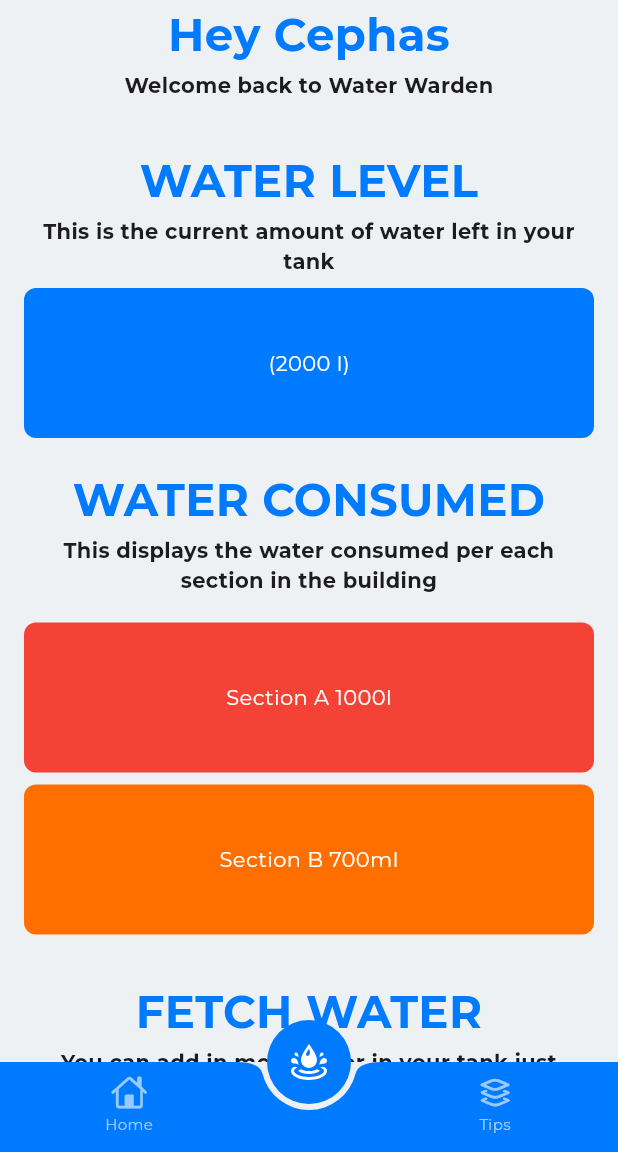
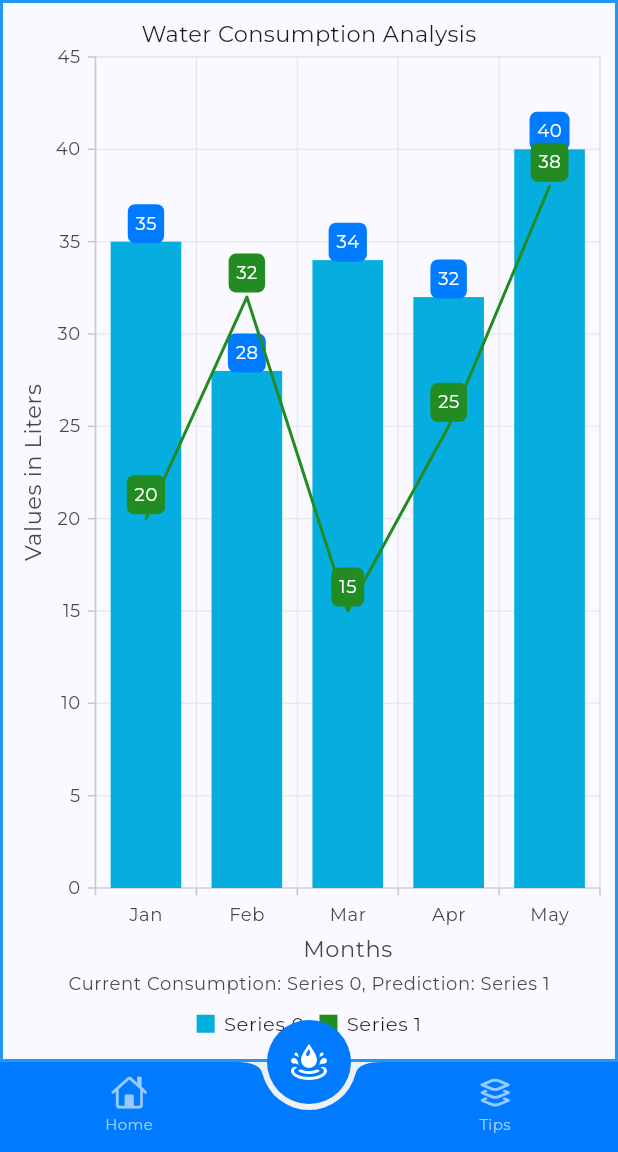
Before and after one commit to capps096github/WCMCS, a Flutter app: the screen it shows after launch, on a phone screen of 412 x 824 dp, the part 84-1236 px from its top. Run offline on Flutter 3.47's test engine with Material 3 defaults, Android fonts, the phone set to English and light mode, and no system bars; our stand-ins replace flutter_riverpod, flutter_svg, gap, go_router, google_fonts, syncfusion_flutter_charts; missing offline and left inert: flextras, restart_app.

Commit message:
chart files added

```diff
--- a/wcmcs_mobile/lib/global/widgets/bold_title.dart
+++ b/wcmcs_mobile/lib/global/widgets/bold_title.dart
@@ -42,7 +42,7 @@ class BoldTitle extends StatelessWidget {
 class BoldTileWithDescription extends StatelessWidget {
   /// [BoldTileWithDescription] constructor
   const BoldTileWithDescription(
-      {required this.boldTitle, required this.description, super.key});
+      {required this.boldTitle, required this.description, super.key,});
 
   /// [BoldTitle] tile
   final BoldTitle boldTitle;
--- /dev/null
+++ b/wcmcs_mobile/lib/screens/charts/chart_data.dart
@@ -0,0 +1,11 @@
+///
+class ChartData {
+///
+  ChartData(this.x, this.y, this.y1);
+  ///
+  final String x;
+  ///
+  final double? y;
+  ///
+  final double? y1;
+}
--- /dev/null
+++ b/wcmcs_mobile/lib/screens/charts/chart_widget.dart
@@ -0,0 +1,56 @@
+// ignore_for_file: public_member_api_docs, duplicate_ignore
+
+import 'package:flutter/material.dart';
+import 'package:syncfusion_flutter_charts/charts.dart';
+
+import '../../global/exporter.dart';
+import 'chart_data.dart';
+
+
+// ignore: public_member_api_docs
+class CustomChart extends StatelessWidget {
+
+  const CustomChart({
+    required this.chartData, super.key,
+    this.titleText = '',
+    this.xAxisTitle = '',
+    this.yAxisTitle = '',
+    this.showLegend = false,
+    this.legendTitle = '',
+  });
+  final List<ChartData> chartData;
+  final String titleText;
+  final String xAxisTitle;
+  final String yAxisTitle;
+  final bool showLegend;
+  final String legendTitle;
+
+  @override
+  Widget build(BuildContext context) {
+    return SfCartesianChart(
+      borderColor: Colors.blue,
+      borderWidth: 2,
+      legend: Legend(isVisible: showLegend, title: LegendTitle(text: legendTitle)),
+      title: ChartTitle(text: titleText),
+      primaryXAxis: CategoryAxis(title: AxisTitle(text: xAxisTitle)),
+      primaryYAxis: NumericAxis(title: AxisTitle(text: yAxisTitle)),
+      // ignore: strict_raw_type
+      series: <CartesianSeries>[
+        ColumnSeries<ChartData, String>(
+          dataSource: chartData,
+          xValueMapper: (ChartData data, _) => data.x,
+          yValueMapper: (ChartData data, _) => data.y,
+          dataLabelSettings: const DataLabelSettings(isVisible: true, color: wcmcsColor),
+        ),
+        LineSeries<ChartData, String>(
+          dataSource: chartData,
+          color: wcmcsGreen,
+          xValueMapper: (ChartData data, _) => data.x,
+          yValueMapper: (ChartData data, _) => data.y1,
+          dataLabelSettings: const DataLabelSettings(isVisible: true, color: wcmcsGreen),
+        ),
+      ],
+    );
+  }
+// ignore: eol_at_end_of_file
+}
--- /dev/null
+++ b/wcmcs_mobile/lib/screens/charts/line_chart.dart
@@ -0,0 +1,35 @@
+
+// ignore_for_file: public_member_api_docs
+
+import '../../wcmcs_exporter.dart';
+import 'chart_data.dart';
+import 'chart_widget.dart';
+
+class ChartScreen extends StatelessWidget {
+  const ChartScreen({super.key});
+
+  @override
+  Widget build(BuildContext context) {
+    final chartData = <ChartData>[
+      ChartData('Jan', 35, 20),
+      ChartData('Feb', 28, 32),
+      ChartData('Mar', 34, 15),
+      ChartData('Apr', 32, 25),
+      ChartData('May', 40, 38),
+    ];
+
+    return Scaffold(
+      body: Center(
+        child: CustomChart(
+          chartData: chartData,
+          titleText: 'Water Consumption Analysis',
+          xAxisTitle: 'Months',
+          yAxisTitle: 'Values in Liters',
+          showLegend: true,
+          legendTitle: 'Current Consumption: Series 0, Prediction: Series 1',
+        ),
+      ),
+    );
+  }
+// ignore: eol_at_end_of_file
+}
--- a/wcmcs_mobile/lib/screens/home/home.dart
+++ b/wcmcs_mobile/lib/screens/home/home.dart
@@ -1,6 +1,6 @@
 import '../../global/functions/sample_future.dart';
 import '../../wcmcs_exporter.dart';
-import 'home_screens.dart';
+import '../charts/line_chart.dart';
 import 'navbar/navbar.dart';
 import 'navbar/water_fab.dart';
 
@@ -46,7 +46,8 @@ class AppHomeBody extends StatelessWidget {
       ),
       body: const ColoredBox(
         color: wcmcsBackground,
-        child: HomeScreens(),
+        child: ChartScreen(),
+        //HomeScreens(),
       ),
       floatingActionButtonLocation: FloatingActionButtonLocation.centerDocked,
       floatingActionButton: const WaterFAB(),
--- a/wcmcs_mobile/lib/screens/level/level_screen.dart
+++ b/wcmcs_mobile/lib/screens/level/level_screen.dart
@@ -1,4 +1,3 @@
-import '../../global/exporter.dart';
 import '../../wcmcs_exporter.dart';
 
 /// This is the water level screen
--- a/wcmcs_mobile/lib/screens/tips/data/water_tip.dart
+++ b/wcmcs_mobile/lib/screens/tips/data/water_tip.dart
@@ -1,12 +1,12 @@
 ///this file contains the water tip class
 class WaterTip {
-  /// title
-  final String title;
-  /// description
-  final String description;
 
   WaterTip({
     required this.title,
     required this.description,
   });
+  /// title
+  final String title;
+  /// description
+  final String description;
 }
--- a/wcmcs_mobile/pubspec.yaml
+++ b/wcmcs_mobile/pubspec.yaml
@@ -13,7 +13,7 @@ dependencies:
     sdk: flutter
 
   cupertino_icons: ^1.0.6
-  go_router: ^13.2.1
+  go_router: ^14.1.1
   url_launcher: ^6.2.5
   intl: ^0.19.0
   uuid: ^4.3.3
@@ -23,6 +23,8 @@ dependencies:
   flutter_riverpod: ^2.5.1
   riverpod_annotation: ^2.3.5
   flutter_svg: ^2.0.10+1
+  #for charts
+  syncfusion_flutter_charts: ^25.2.4
   # for scrolling rows and columns
   flextras: ^1.0.0
   gap: ^3.0.1
@@ -33,7 +35,7 @@ dev_dependencies:
   flutter_test:
     sdk: flutter
 
-  flutter_lints: ^3.0.0
+  flutter_lints: ^4.0.0
   build_runner: ^2.4.8
   custom_lint: ^0.6.4
   riverpod_generator: ^2.4.0
```
Also changed, not shown: wcmcs_mobile/lib/screens/tips/data/tips_data.dart (+15 -15 lines), wcmcs_mobile/pubspec.lock.
